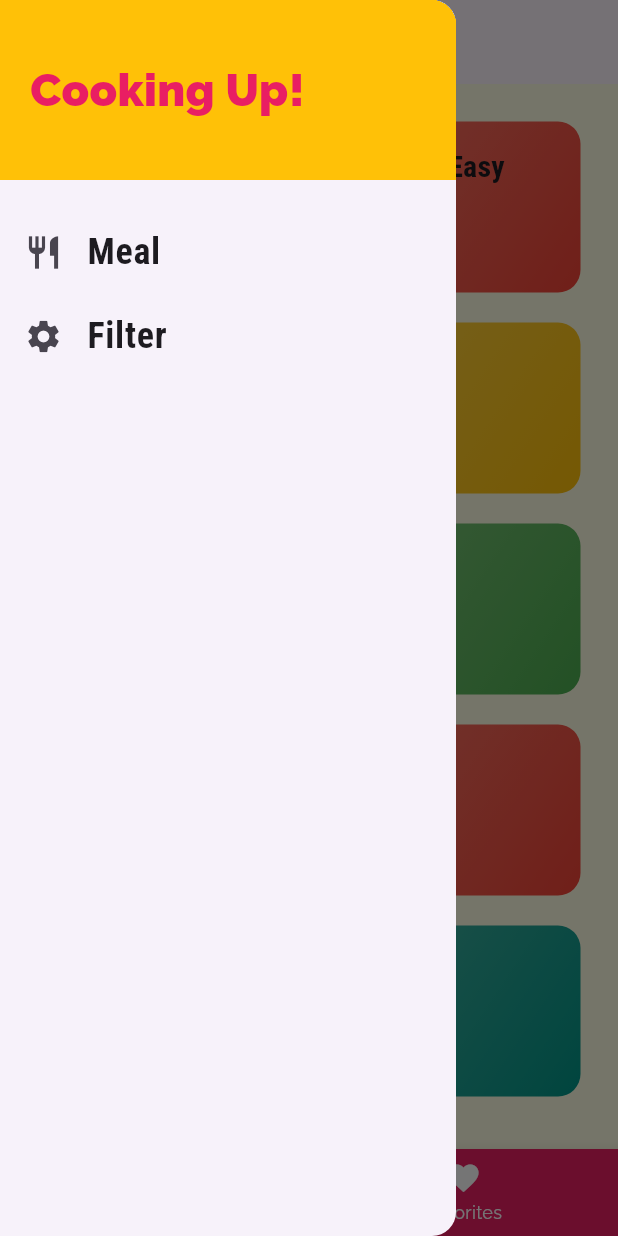
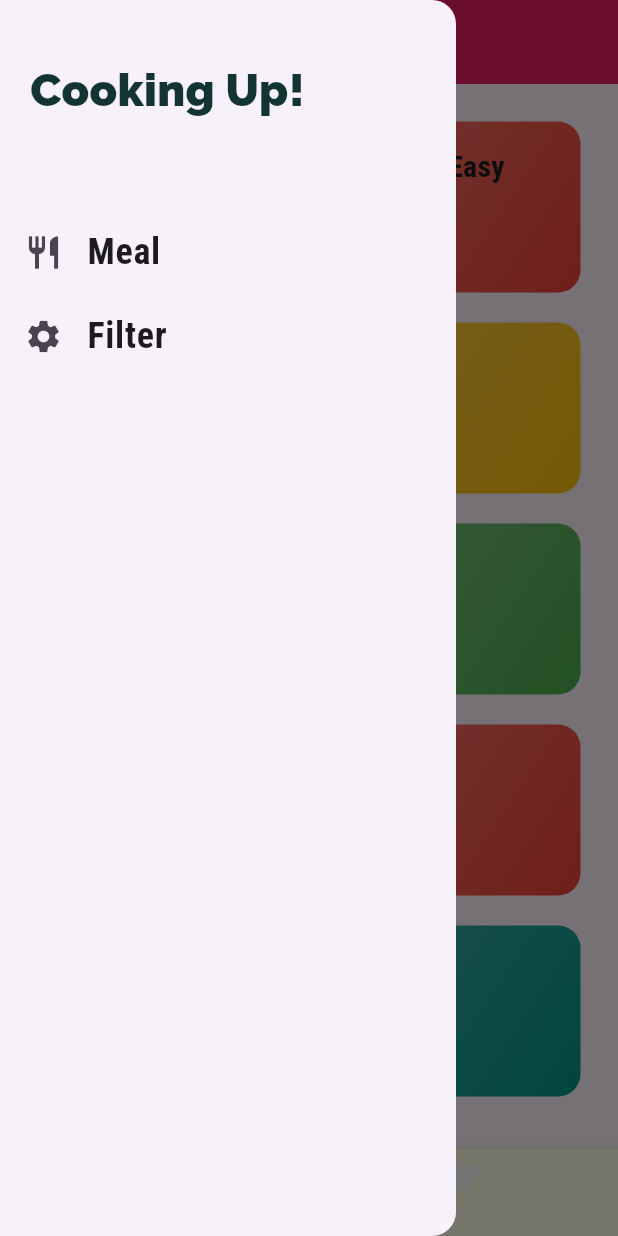
Before and after one commit to abhipawar2004/MealMate, a Flutter app: the screen it shows after launch, with the side drawer open, on a phone screen of 412 x 824 dp. Run offline on Flutter 3.47's test engine with Material 3 defaults, Android fonts, the phone set to English and light mode, and no system bars.

Commit message:
Update app bar theme in main.dart

```diff
--- a/lib/main.dart
+++ b/lib/main.dart
@@ -73,7 +73,7 @@ class _MealAppState extends State<MealApp> {
       debugShowCheckedModeBanner: false,
       title: 'Meal-Mate',
       theme: ThemeData(
-        appBarTheme: const AppBarTheme(),
+        appBarTheme: const AppBarTheme(color: Colors.pink),
         primarySwatch: Colors.pink,
         canvasColor: const Color.fromRGBO(255, 254, 229, 1),
         fontFamily: 'Raleway',
--- a/lib/screen/categories_screen.dart
+++ b/lib/screen/categories_screen.dart
@@ -9,7 +9,6 @@ class CategoriesScreen extends StatelessWidget {
   @override
   Widget build(BuildContext context) {
     return Scaffold(
-      backgroundColor: Theme.of(context).canvasColor,
       body: GridView(
         padding: const EdgeInsets.all(25),
         gridDelegate: const SliverGridDelegateWithMaxCrossAxisExtent(
--- a/lib/screen/tab_screens.dart
+++ b/lib/screen/tab_screens.dart
@@ -48,7 +48,7 @@ class _TabScreenState extends State<TabScreen> {
       drawer: MyDrawer(),
       body: _pages[_selectedindex]['page'],
       bottomNavigationBar: BottomNavigationBar(
-        backgroundColor: Colors.pink,
+
         unselectedItemColor: Colors.white,
         selectedItemColor: Colors.amber,
         onTap: _selectedPage,
--- a/lib/widgets/drawer_main.dart
+++ b/lib/widgets/drawer_main.dart
@@ -25,12 +25,12 @@ class MyDrawer extends StatelessWidget {
             height: 120,
             width: double.infinity,
             padding: const EdgeInsets.all(20),
-            color: Colors.amber,
+
             alignment: Alignment.centerLeft,
             child: const Text(
               'Cooking Up!',
               style: TextStyle(
-                color: Colors.pink,
+
                 fontSize: 30,
                 fontWeight: FontWeight.w900,
               ),
--- a/pubspec.yaml
+++ b/pubspec.yaml
@@ -35,16 +35,16 @@ dependencies:
   # The following adds the Cupertino Icons font to your application.
   # Use with the CupertinoIcons class for iOS style icons.
   cupertino_icons: ^1.0.2
+  flutter_launcher_icons: ^0.14.1
 
 dev_dependencies:
   flutter_test:
     sdk: flutter
-  flutter_launcher_icons: "^0.13.1"
 
 flutter_launcher_icons:
-  android: "launcher_icon"
+  android: true
   ios: true
-  image_path: "assets/images/icon.jpg"
+  image_path: "images/icon.jpg"
   # The "flutter_lints" package below contains a set of recommended lints to
   # encourage good coding practices. The lint set provided by the package is
   # activated in the `analysis_options.yaml` file located at the root of your
```
Also changed, not shown: images/AppIcon.png (added), pubspec.lock.
